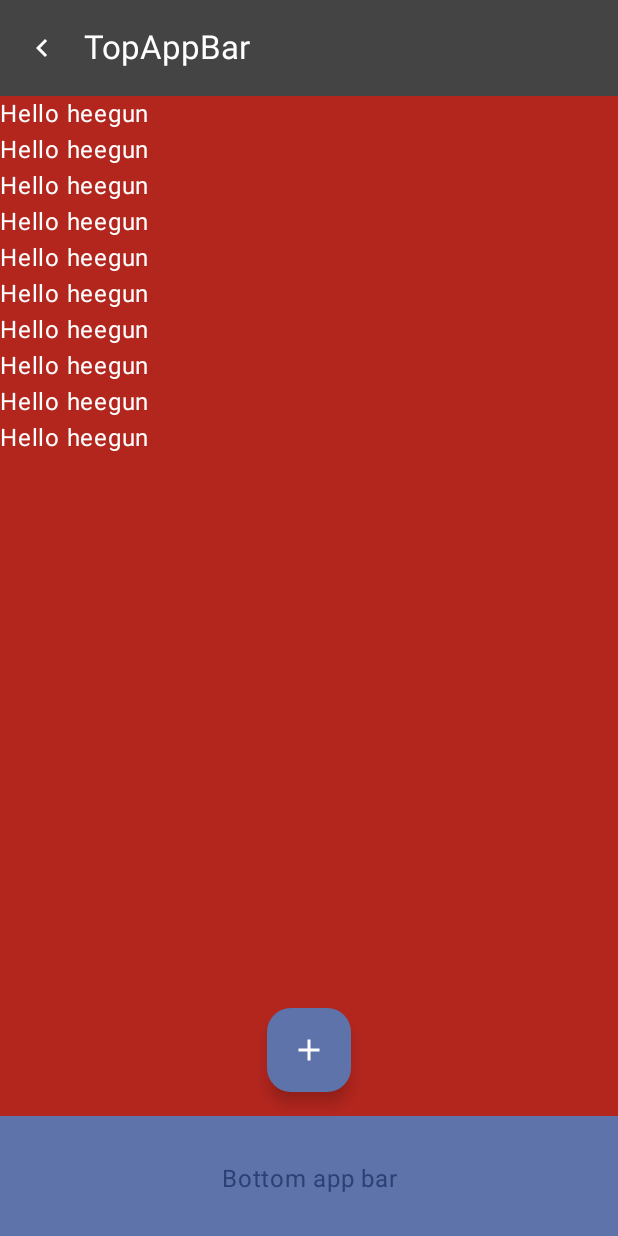
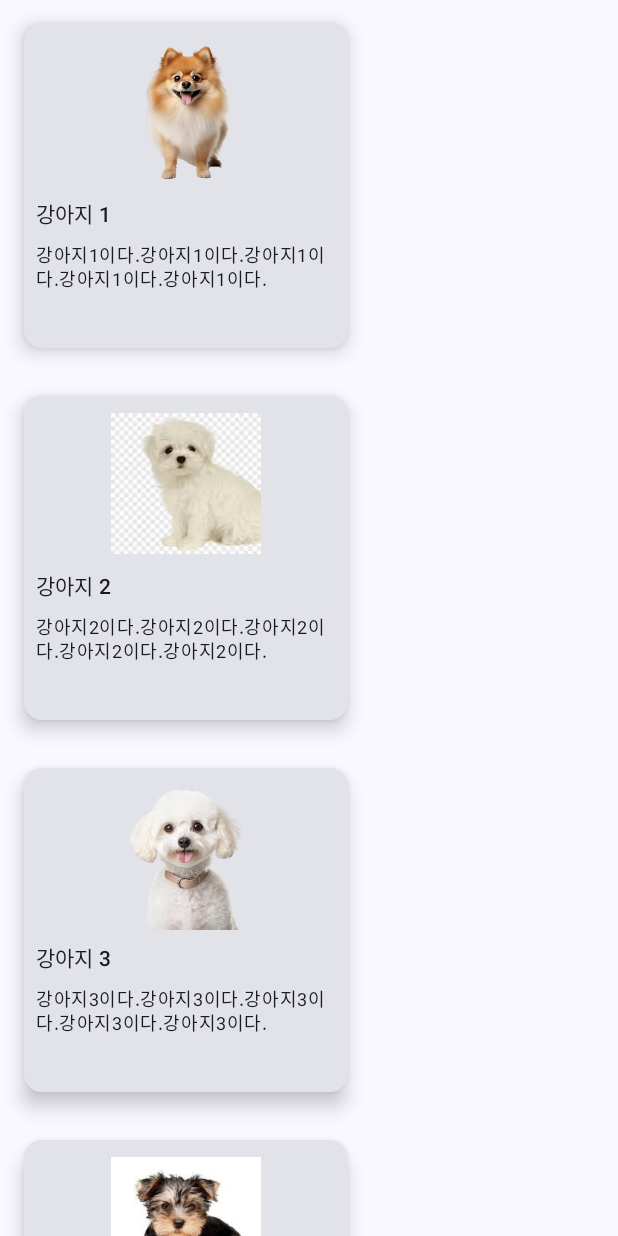
Before and after one commit to heegun0707/ComposeStudy, an Android app built with Jetpack Compose: the screen it shows after launch (MainActivity), on a phone screen of 412 x 824 dp. Run offline under Robolectric (Android 15) with nearby library versions, the phone set to English and light mode, and no system bars.

```diff
--- a/app/src/main/java/we/study/composestudy/MainActivity.kt
+++ b/app/src/main/java/we/study/composestudy/MainActivity.kt
@@ -4,14 +4,14 @@ import android.os.Bundle
 import androidx.activity.ComponentActivity
 import androidx.activity.compose.setContent
 import androidx.activity.enableEdgeToEdge
-import androidx.compose.foundation.layout.fillMaxSize
-import androidx.compose.foundation.layout.padding
-import androidx.compose.material3.Scaffold
+import androidx.compose.foundation.layout.fillMaxWidth
+import androidx.compose.material3.Surface
 import androidx.compose.material3.Text
 import androidx.compose.runtime.Composable
 import androidx.compose.ui.Modifier
 import androidx.compose.ui.tooling.preview.Preview
-import we.study.composestudy.ui.component.ScaffoldPreview
+import we.study.composestudy.model.defaultItems
+import we.study.composestudy.ui.example.CatalogExample
 import we.study.composestudy.ui.theme.ComposeStudyTheme
 
 class MainActivity : ComponentActivity() {
@@ -20,7 +20,13 @@ class MainActivity : ComponentActivity() {
         enableEdgeToEdge()
         setContent {
             ComposeStudyTheme {
-                ScaffoldPreview()
+                Surface(
+                    modifier = Modifier.fillMaxWidth()
+                ) {
+                    CatalogExample(defaultItems)
+                }
+
+//                ScaffoldPreview()
 //                Scaffold(modifier = Modifier.fillMaxSize()) { innerPadding ->
 //                    Greeting(
 //                        name = "Android",
--- /dev/null
+++ b/app/src/main/java/we/study/composestudy/model/ItemData.kt
@@ -0,0 +1,36 @@
+package we.study.composestudy.model
+
+import we.study.composestudy.R
+
+data class ItemData(
+    val imageId: Int,
+    val title: String,
+    val description: String
+)
+val defaultItems = listOf(
+    ItemData(
+        imageId = R.drawable.dog1,
+        title = "강아지 1",
+        description = "강아지1이다.강아지1이다.강아지1이다.강아지1이다.강아지1이다."
+    ),
+    ItemData(
+        imageId = R.drawable.dog2,
+        title = "강아지 2",
+        description = "강아지2이다.강아지2이다.강아지2이다.강아지2이다.강아지2이다."
+    ),
+    ItemData(
+        imageId = R.drawable.dog3,
+        title = "강아지 3",
+        description = "강아지3이다.강아지3이다.강아지3이다.강아지3이다.강아지3이다."
+    ),
+    ItemData(
+        imageId = R.drawable.dog4,
+        title = "강아지 4",
+        description = "강아지4이다.강아지4이다.강아지4이다.강아지4이다.강아지4이다."
+    ),
+    ItemData(
+        imageId = R.drawable.dog5,
+        title = "강아지 5",
+        description = "강아지5이다.강아지5이다.강아지5이다.강아지5이다.강아지5이다."
+    )
+)
--- /dev/null
+++ b/app/src/main/java/we/study/composestudy/ui/example/CatalogExample.kt
@@ -0,0 +1,84 @@
+package we.study.composestudy.ui.example
+
+import androidx.compose.foundation.Image
+import androidx.compose.foundation.layout.Box
+import androidx.compose.foundation.layout.Column
+import androidx.compose.foundation.layout.Spacer
+import androidx.compose.foundation.layout.padding
+import androidx.compose.foundation.layout.size
+import androidx.compose.foundation.lazy.LazyColumn
+import androidx.compose.foundation.lazy.items
+import androidx.compose.material3.Card
+import androidx.compose.material3.CardDefaults
+import androidx.compose.material3.MaterialTheme
+import androidx.compose.material3.Text
+import androidx.compose.runtime.Composable
+import androidx.compose.ui.Alignment
+import androidx.compose.ui.Modifier
+import androidx.compose.ui.res.painterResource
+import androidx.compose.ui.tooling.preview.Preview
+import androidx.compose.ui.unit.dp
+import we.study.composestudy.R
+import we.study.composestudy.model.ItemData
+import we.study.composestudy.model.defaultItems
+import we.study.composestudy.ui.theme.ComposeStudyTheme
+
+@Composable
+fun CatalogExample(itemList: List<ItemData>) {
+    LazyColumn {
+        items(itemList) { item ->
+            Item(item)
+        }
+    }
+}
+
+@Composable
+fun Item(itemData: ItemData) {
+    Card(
+        elevation = CardDefaults.elevatedCardElevation(8.dp),
+        modifier = Modifier.padding(16.dp)
+    ) {
+        Column(
+            modifier = Modifier.padding(8.dp).size(200.dp)
+        ) {
+            Image(
+                painterResource(itemData.imageId),
+                contentDescription = "dog1",
+                modifier = Modifier.size(100.dp)
+                    .align(Alignment.CenterHorizontally)
+            )
+            Spacer(modifier = Modifier.size(8.dp))
+            Text(
+                text = itemData.title,
+                style = MaterialTheme.typography.titleSmall
+            )
+            Spacer(modifier = Modifier.size(8.dp))
+            Text(
+                text = itemData.description,
+                style = MaterialTheme.typography.bodySmall,
+            )
+        }
+    }
+}
+
+@Preview(showBackground = false)
+@Composable
+fun ItemPreview() {
+    ComposeStudyTheme {
+        Item(
+            ItemData(
+                imageId = R.drawable.dog1,
+                title = "강아지 1",
+                description = "강아지1이다.강아지1이다.강아지1이다.강아지1이다.강아지1이다."
+            )
+        )
+    }
+}
+
+@Preview(showBackground = true)
+@Composable
+fun ItemsPreview() {
+    ComposeStudyTheme {
+        CatalogExample(defaultItems)
+    }
+}
```
Also changed, not shown: app/src/main/res/drawable/dog1.png (added), app/src/main/res/drawable/dog2.jpg (added), app/src/main/res/drawable/dog3.png (added), app/src/main/res/drawable/dog4.jpg (added), app/src/main/res/drawable/dog5.png (added).
